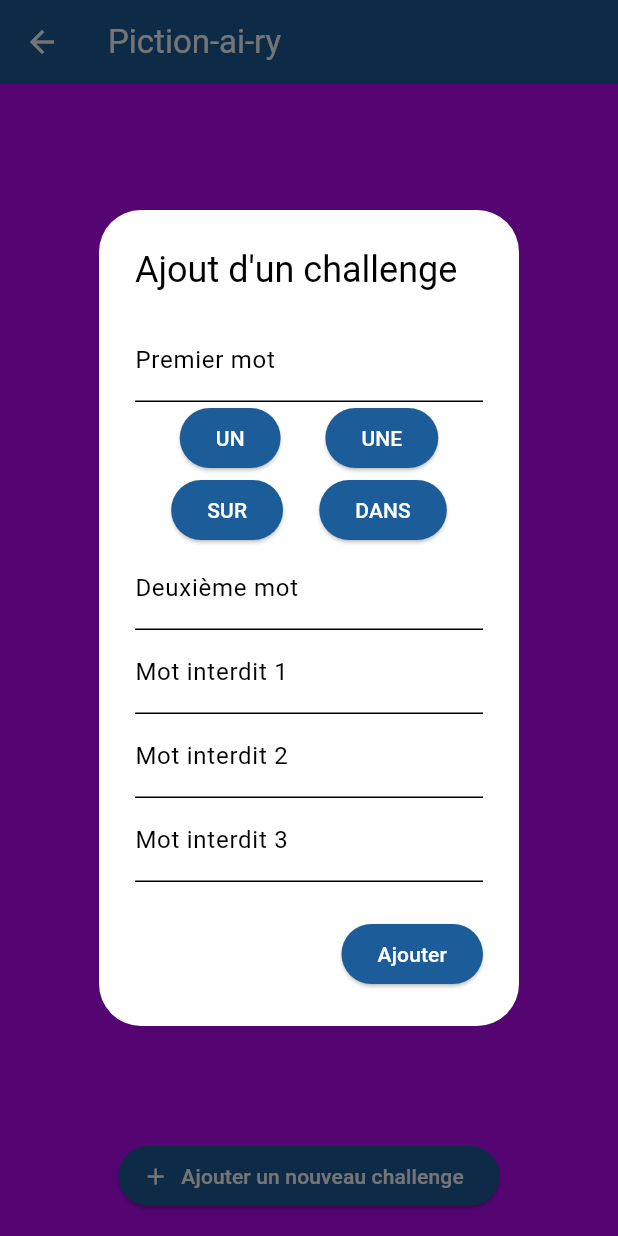
After one commit to Abauchot/m2dfs_bauchot_pictionary, a Flutter app: the ChallengeCreation screen opened directly, after a tap on "Ajouter un nouveau challenge", on a phone screen of 412 x 824 dp. The commit adds this screen. Run offline on Flutter 3.47's test engine with Material 3 defaults, Android fonts, the phone set to English and light mode, and no system bars; our stand-ins replace flutter_dotenv, flutter_riverpod, pretty_qr_code, shared_preferences; missing offline and left inert: mobile_scanner; accounts and stored records are empty.

Commit message:
setting up challenge creation - WIP

```diff
--- /dev/null
+++ b/lib/forms/challenge_form.dart
@@ -0,0 +1,98 @@
+import 'package:flutter/material.dart';
+import 'package:flutter_riverpod/flutter_riverpod.dart';
+import 'package:m2dfs_bauchot_pictionary/providers/challenge_provider.dart';
+
+class ChallengeForm extends ConsumerWidget {
+  @override
+  Widget build(BuildContext context, WidgetRef ref) {
+    final challenge = ref.watch(challengeProvider);
+    final challengeNotifier = ref.read(challengeProvider.notifier);
+
+    return Column(
+      mainAxisSize: MainAxisSize.min,
+      children: [
+        TextField(
+          decoration: const InputDecoration(labelText: 'Premier mot'),
+          style: const TextStyle(color: Colors.black), // Set text color to black
+          onChanged: (value) {
+            challengeNotifier.updateFirstWord(value);
+          },
+        ),
+        Row(
+          mainAxisAlignment: MainAxisAlignment.spaceEvenly,
+          children: [
+            ElevatedButton(
+              onPressed: () {
+                challengeNotifier.updateDescription('${challenge.description} UN');
+              },
+              style: Theme.of(context).elevatedButtonTheme.style,
+              child: const Text('UN'), // Apply the custom style
+            ),
+            ElevatedButton(
+              onPressed: () {
+                challengeNotifier.updateDescription('${challenge.description} UNE');
+              },
+              style: Theme.of(context).elevatedButtonTheme.style,
+              child: const Text('UNE'), // Apply the custom style
+            ),
+          ],
+        ),
+        Row(
+          mainAxisAlignment: MainAxisAlignment.spaceEvenly,
+          children: [
+            ElevatedButton(
+              onPressed: () {
+                challengeNotifier.updateDescription('SUR');
+              },
+              style: Theme.of(context).elevatedButtonTheme.style,
+              child: const Text('SUR'), // Apply the custom style
+            ),
+            ElevatedButton(
+              onPressed: () {
+                challengeNotifier.updateDescription('DANS');
+              },
+              style: Theme.of(context).elevatedButtonTheme.style,
+              child: const Text('DANS'), // Apply the custom style
+            ),
+          ],
+        ),
+        TextField(
+          decoration: const InputDecoration(labelText: 'Deuxième mot'),
+          style: const TextStyle(color: Colors.black), // Set text color to black
+          onChanged: (value) {
+            challengeNotifier.updateSecondWord(value);
+          },
+        ),
+        TextField(
+          decoration: const InputDecoration(labelText: 'Mot interdit 1'),
+          style: const TextStyle(color: Colors.black), // Set text color to black
+          onChanged: (value) {
+            challengeNotifier.updateForbidden1(value);
+          },
+        ),
+        TextField(
+          decoration: const InputDecoration(labelText: 'Mot interdit 2'),
+          style: const TextStyle(color: Colors.black), // Set text color to black
+          onChanged: (value) {
+            challengeNotifier.updateForbidden2(value);
+          },
+        ),
+        TextField(
+          decoration: const InputDecoration(labelText: 'Mot interdit 3'),
+          style: const TextStyle(color: Colors.black), // Set text color to black
+          onChanged: (value) {
+            challengeNotifier.updateForbidden3(value);
+          },
+        ),
+        if (challenge.errorMessage.isNotEmpty)
+          Padding(
+            padding: const EdgeInsets.only(top: 8.0),
+            child: Text(
+              challenge.errorMessage,
+              style: const TextStyle(color: Colors.red),
+            ),
+          ),
+      ],
+    );
+  }
+}
--- a/lib/models/challenge.dart
+++ b/lib/models/challenge.dart
@@ -1,10 +1,11 @@
 class Challenge {
-  String firstWord;
-  String secondWord;
-  String description;
-  String forbidden1;
-  String forbidden2;
-  String forbidden3;
+  final String firstWord;
+  final String secondWord;
+  final String description;
+  final String forbidden1;
+  final String forbidden2;
+  final String forbidden3;
+  final String errorMessage;
 
   Challenge({
     required this.firstWord,
@@ -13,17 +14,26 @@ class Challenge {
     this.forbidden1 = '',
     this.forbidden2 = '',
     this.forbidden3 = '',
+    this.errorMessage = '',
   });
 
-
-  String validate() {
-    if (firstWord.isEmpty || secondWord.isEmpty) {
-      return "Words can't be empty.";
-    }
-    if ([forbidden1, forbidden2, forbidden3].contains(firstWord) ||
-        [forbidden1, forbidden2, forbidden3].contains(secondWord)) {
-      return "Forbidden words can't be the same as the main word.";
-    }
-    return '';
+  Challenge copyWith({
+    String? firstWord,
+    String? secondWord,
+    String? description,
+    String? forbidden1,
+    String? forbidden2,
+    String? forbidden3,
+    String? errorMessage,
+  }) {
+    return Challenge(
+      firstWord: firstWord ?? this.firstWord,
+      secondWord: secondWord ?? this.secondWord,
+      description: description ?? this.description,
+      forbidden1: forbidden1 ?? this.forbidden1,
+      forbidden2: forbidden2 ?? this.forbidden2,
+      forbidden3: forbidden3 ?? this.forbidden3,
+      errorMessage: errorMessage ?? this.errorMessage,
+    );
   }
 }
--- /dev/null
+++ b/lib/screens/challenge_creation.dart
@@ -0,0 +1,165 @@
+import 'package:flutter/material.dart';
+import 'package:flutter_riverpod/flutter_riverpod.dart';
+import 'package:m2dfs_bauchot_pictionary/forms/challenge_form.dart';
+import 'package:m2dfs_bauchot_pictionary/providers/challenge_provider.dart';
+import 'package:m2dfs_bauchot_pictionary/utils/theme.dart';
+
+void main() {
+  runApp(const ProviderScope(child: MyApp()));
+}
+
+class MyApp extends StatelessWidget {
+  const MyApp({Key? key});
+
+  @override
+  Widget build(BuildContext context) {
+    return MaterialApp(
+      title: 'Piction-ai-ry',
+      home: ChallengeCreation(),
+      theme: AppTheme.lightTheme, // Use the custom theme
+    );
+  }
+}
+
+class ChallengeCreation extends ConsumerStatefulWidget {
+  @override
+  _ChallengeCreationState createState() => _ChallengeCreationState();
+}
+
+class _ChallengeCreationState extends ConsumerState<ChallengeCreation> {
+  final List<Map<String, String>> _challenges = [];
+
+  void _addChallenge() {
+    final form = ChallengeForm();
+    showDialog(
+      context: context,
+      builder: (BuildContext context) {
+        return AlertDialog(
+          title: Text(
+            'Ajout d\'un challenge',
+            style: TextStyle(color: Colors.black), // Set text color to black
+          ),
+          content: SingleChildScrollView(
+            child: form,
+          ),
+          actions: [
+            ElevatedButton(
+              onPressed: () {
+                final challenge = ref.read(challengeProvider);
+                if (challenge.firstWord.isEmpty || challenge.secondWord.isEmpty || challenge.description.isEmpty) {
+                  ref.read(challengeProvider.notifier).setErrorMessage('Veuillez remplir tous les champs requis.');
+                } else {
+                  setState(() {
+                    int challengeNumber = _challenges.length + 1;
+                    _challenges.add({
+                      'title': 'Challenge#$challengeNumber',
+                      'description': '${challenge.firstWord} ${challenge.description} ${challenge.secondWord}',
+                      'forbidden1': challenge.forbidden1,
+                      'forbidden2': challenge.forbidden2,
+                      'forbidden3': challenge.forbidden3,
+                    });
+                  });
+                  Navigator.of(context).pop();
+                }
+              },
+              child: const Text('Ajouter'),
+            ),
+          ],
+        );
+      },
+    ).then((_) {
+      setState(() {}); // Ensure the state is updated after the dialog is closed
+    });
+  }
+
+  void _removeChallenge(int index) {
+    setState(() {
+      _challenges.removeAt(index);
+    });
+  }
+
+  void _sendChallenge(int index) {
+    // Placeholder function to send the challenge to the other team
+    print('Challenge sent: ${_challenges[index]}');
+  }
+
+  @override
+  Widget build(BuildContext context) {
+    return Scaffold(
+      appBar: AppBar(
+        title: const Text('Piction-ai-ry'),
+      ),
+      backgroundColor: Theme.of(context).scaffoldBackgroundColor,
+      body: Column(
+        children: [
+          Expanded(
+            child: ListView.builder(
+              itemCount: _challenges.length,
+              itemBuilder: (context, index) {
+                final challenge = _challenges[index];
+                return Card(
+                  margin: const EdgeInsets.all(8.0),
+                  child: Padding(
+                    padding: const EdgeInsets.all(16.0),
+                    child: Column(
+                      crossAxisAlignment: CrossAxisAlignment.start,
+                      children: [
+                        Text(
+                          challenge['title']!,
+                          style: const TextStyle(
+                            fontSize: 20,
+                            fontWeight: FontWeight.bold,
+                            color: Colors.blue,
+                          ),
+                        ),
+                        const SizedBox(height: 8),
+                        Text(
+                          challenge['description']!,
+                          style: const TextStyle(color: Colors.black), // Set text color to black
+                        ),
+                        const SizedBox(height: 8),
+                        const Text(
+                          'Mots interdits:',
+                          style: TextStyle(
+                            color: Colors.red,
+                            fontWeight: FontWeight.bold,
+                          ),
+                        ),
+                        Text(
+                          '${challenge['forbidden1']}, ${challenge['forbidden2']}, ${challenge['forbidden3']}',
+                          style: const TextStyle(color: Colors.red),
+                        ),
+                        const SizedBox(height: 8),
+                        Row(
+                          mainAxisAlignment: MainAxisAlignment.spaceBetween,
+                          children: [
+                            IconButton(
+                              icon: const Icon(Icons.delete, color: Colors.red),
+                              onPressed: () => _removeChallenge(index),
+                            ),
+                            IconButton(
+                              icon: const Icon(Icons.send, color: Colors.blue),
+                              onPressed: () => _sendChallenge(index),
+                            ),
+                          ],
+                        ),
+                      ],
+                    ),
+                  ),
+                );
+              },
+            ),
+          ),
+          Padding(
+            padding: const EdgeInsets.all(16.0),
+            child: ElevatedButton.icon(
+              onPressed: _addChallenge,
+              icon: const Icon(Icons.add),
+              label: const Text('Ajouter un nouveau challenge'),
+            ),
+          ),
+        ],
+      ),
+    );
+  }
+}
--- a/lib/utils/theme.dart
+++ b/lib/utils/theme.dart
@@ -32,6 +32,26 @@ class AppTheme {
     floatingActionButtonTheme: FloatingActionButtonThemeData(
       backgroundColor: primaryBlue,
     ),
+    elevatedButtonTheme: ElevatedButtonThemeData(
+      style: ButtonStyle(
+        backgroundColor: WidgetStateProperty.resolveWith<Color?>(
+              (Set<WidgetState> states) {
+            if (states.contains(WidgetState.pressed)) {
+              return secondaryYellow; // Highlight color when pressed
+            }
+            return primaryBlue; // Default color
+          },
+        ),
+        foregroundColor: WidgetStateProperty.resolveWith<Color?>(
+              (Set<WidgetState> states) {
+            if (states.contains(WidgetState.pressed)) {
+              return Colors.black; // Text color when pressed
+            }
+            return whiteText; // Default text color
+          },
+        ),
+      ),
+    ),
   );
 
   // Définition du thème sombre (optionnel)
```
Also changed, not shown: lib/providers/challenge_provider.dart (added, +38 -0 lines), lib/screens/start_game.dart (+7 -1 lines), lib/screens/team_building.dart (+18 -0 lines), lib/utils/players_service.dart (+6 -1 lines).
